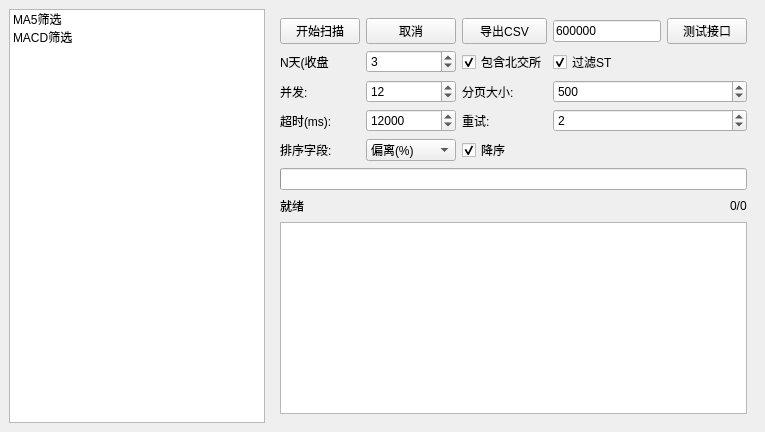
This is mainwindow.ui in asd977/Pickwise as Qt 5 draws it before an edit. The edited form follows.
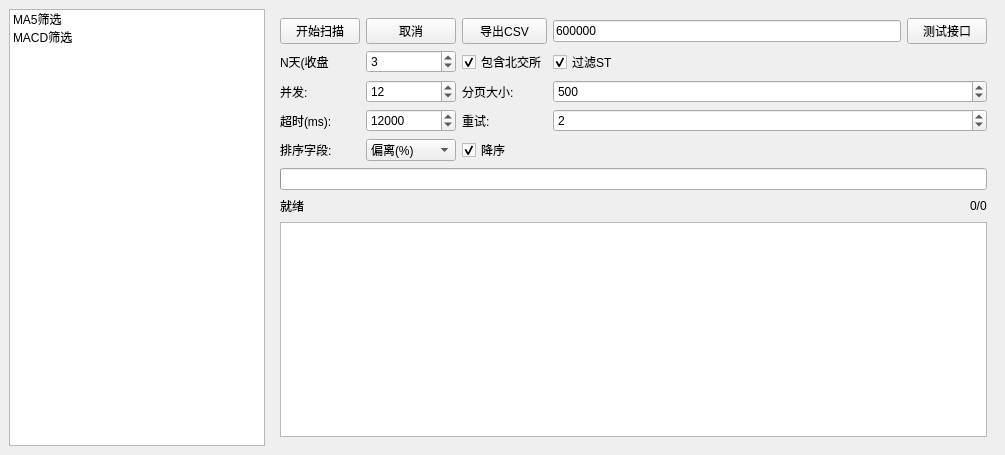
This is the edited form.

Commit message: 更新代码

Diff of the .ui file:
```diff
--- a/mainwindow.ui
+++ b/mainwindow.ui
@@ -2,6 +2,14 @@
 <ui version="4.0">
  <class>MainWindow</class>
  <widget class="QMainWindow" name="MainWindow">
+  <property name="geometry">
+   <rect>
+    <x>0</x>
+    <y>0</y>
+    <width>1005</width>
+    <height>455</height>
+   </rect>
+  </property>
   <property name="windowTitle">
    <string>MA5 扫描器（东财接口）</string>
   </property>
@@ -9,6 +17,12 @@
    <layout class="QHBoxLayout" name="horizontalLayoutMain">
     <item>
      <widget class="QListWidget" name="listMenu">
+      <property name="sizePolicy">
+       <sizepolicy hsizetype="Fixed" vsizetype="Expanding">
+        <horstretch>0</horstretch>
+        <verstretch>0</verstretch>
+       </sizepolicy>
+      </property>
       <property name="minimumSize">
        <size>
         <width>160</width>
```
Left out of the diff: 148 changed lines with no effect on the pictures.
